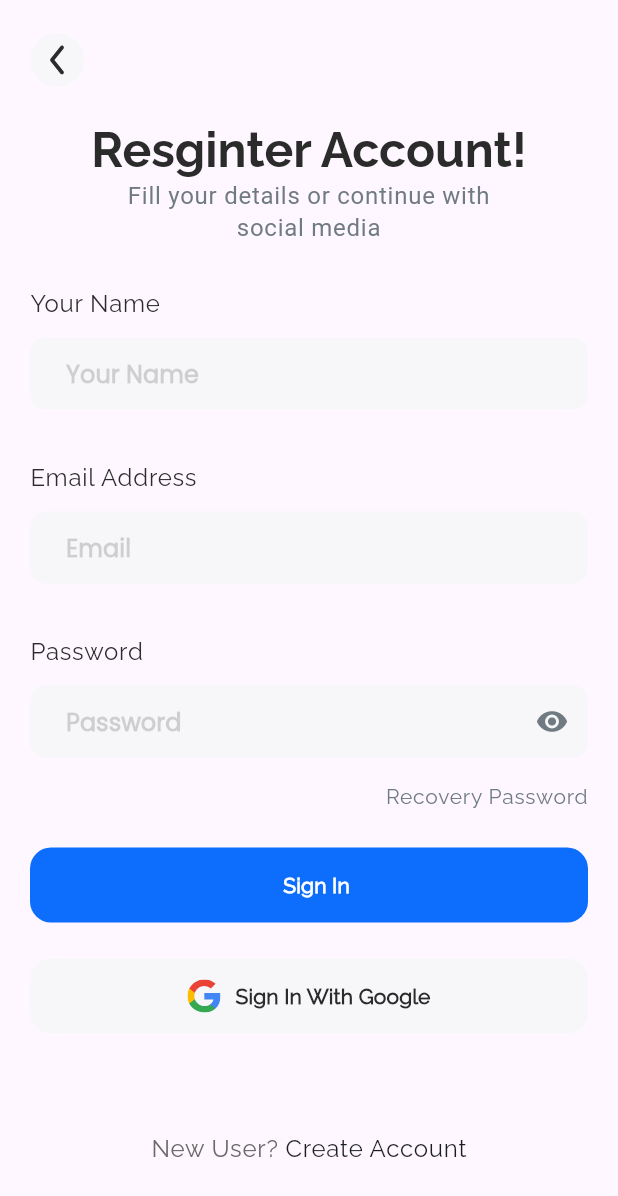
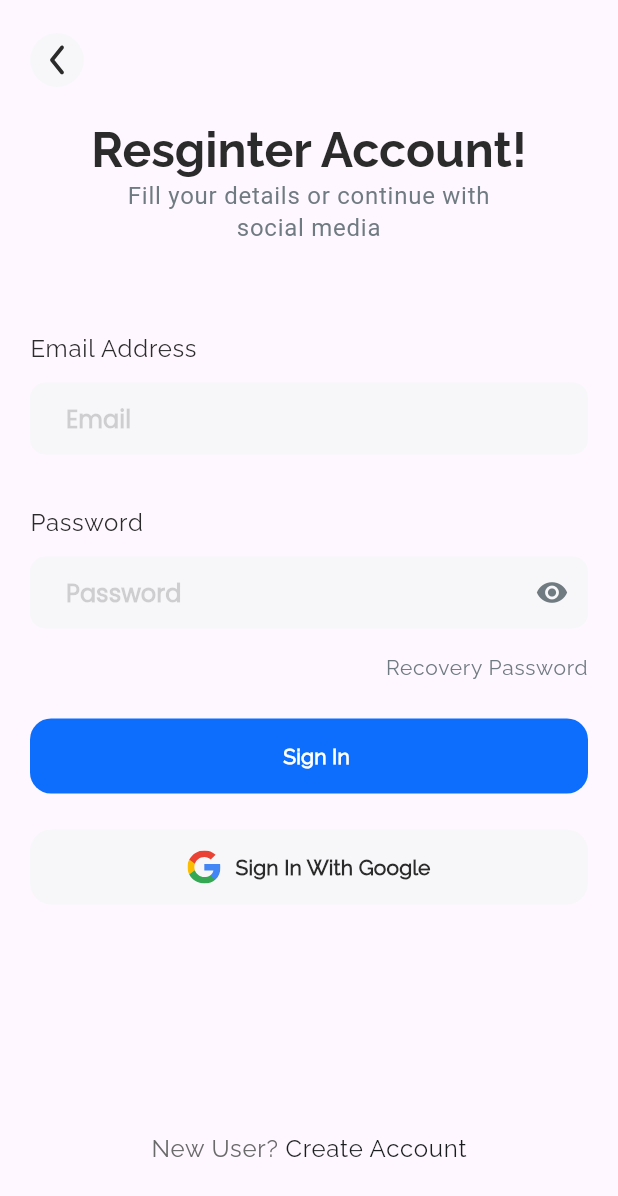
Before and after one commit to emdiya/diya_ecommerce, a Flutter app: the RegisterScreen screen opened by its route, on a phone screen of 412 x 824 dp. Shown: the top 1196 px of the screen. Run offline on Flutter 3.47's test engine with Material 2 defaults, Android fonts, the phone set to English and light mode, and no system bars; our stand-ins replace flutter_animate, flutter_svg, get, go_router.

Commit message:
Add Project

```diff
--- a/lib/core/auth/signin/page/register_screen.dart
+++ b/lib/core/auth/signin/page/register_screen.dart
@@ -69,19 +69,19 @@ class RegisterScreen extends StatelessWidget {
                       ),
                     ),
                     const SizedBox(height: 30),
-                    Text(
-                      'Your Name',
-                      style: Theme.of(context).textTheme.labelMedium?.copyWith(
-                            fontSize: 16,
-                            fontFamily: FontFamily.ralewayRegular,
-                            fontWeight: FontWeight.w500,
-                            color: AppColor.textBlackLight,
-                          ),
-                    ),
-                    const SizedBox(height: 12),
-                    const CustomTextFormField(
-                      hintext: 'Your Name',
-                    ),
+                    // Text(
+                    //   'Your Name',
+                    //   style: Theme.of(context).textTheme.labelMedium?.copyWith(
+                    //         fontSize: 16,
+                    //         fontFamily: FontFamily.ralewayRegular,
+                    //         fontWeight: FontWeight.w500,
+                    //         color: AppColor.textBlackLight,
+                    //       ),
+                    // ),
+                    // const SizedBox(height: 12),
+                    // const CustomTextFormField(
+                    //   hintext: 'Your Name',
+                    // ),
                     const SizedBox(height: 30),
                     Text(
                       'Email Address',
```
